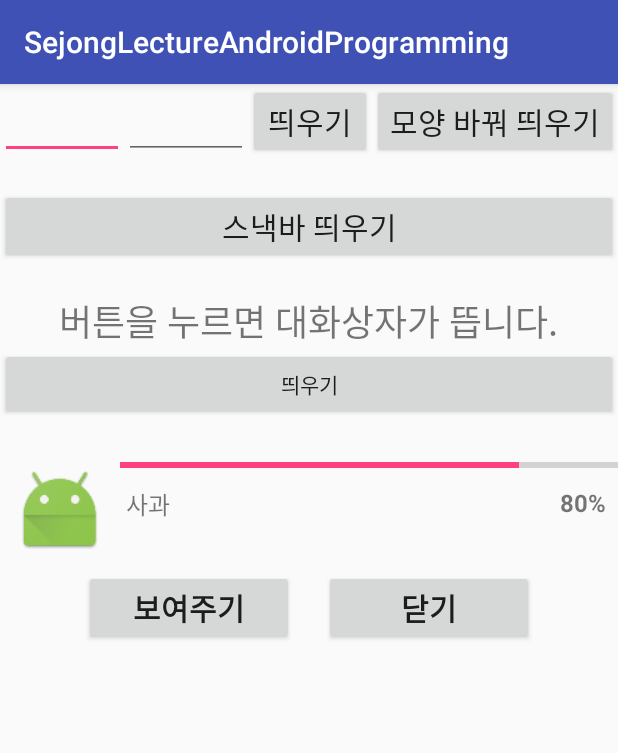
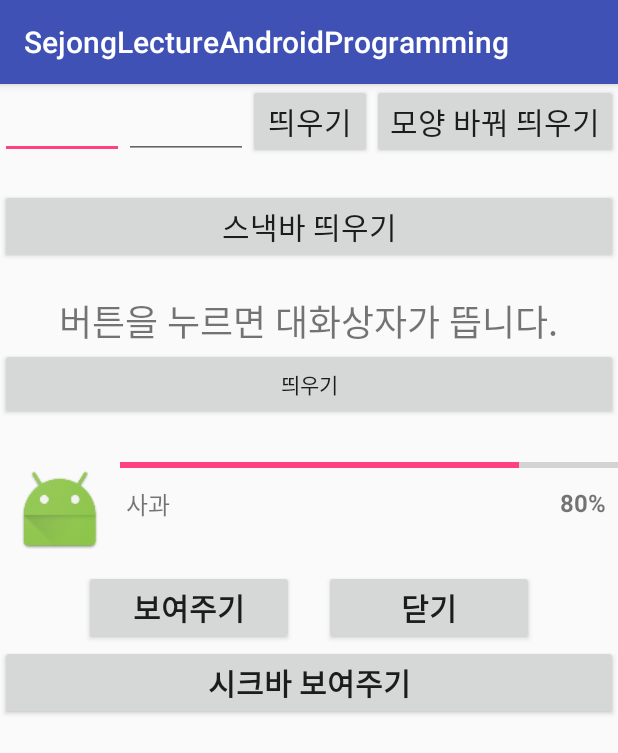
Before and after one commit to antaehyeon/SejongLecture_AndroidProgramming, an Android app: the screen it shows after launch (MainActivity), on a phone screen of 412 x 824 dp. Shown: the top 753 px of the screen. Run offline under Robolectric (Android 15) with nearby library versions, the phone set to English and light mode, and no system bars.

Commit message:
안드로이드 3번째 과제 중 seekBar 에 대한 부분입니다.

```diff
--- a/app/build.gradle
+++ b/app/build.gradle
@@ -2,7 +2,7 @@ apply plugin: 'com.android.application'
 
 android {
     compileSdkVersion 26
-    buildToolsVersion "26.0.1"
+    buildToolsVersion '26.0.2'
     defaultConfig {
         applicationId "com.example.hyeon.sejonglectureandroidprogramming"
         minSdkVersion 19
--- a/app/src/main/java/com/example/hyeon/sejonglectureandroidprogramming/MainActivity.java
+++ b/app/src/main/java/com/example/hyeon/sejonglectureandroidprogramming/MainActivity.java
@@ -10,12 +10,16 @@ import android.view.Gravity;
 import android.view.LayoutInflater;
 import android.view.View;
 import android.view.ViewGroup;
+import android.view.WindowManager;
 import android.widget.Button;
 import android.widget.EditText;
+import android.widget.LinearLayout;
 import android.widget.ProgressBar;
 import android.widget.SeekBar;
 import android.widget.TextView;
 import android.widget.Toast;
+
+import org.w3c.dom.Text;
 
 public class MainActivity extends AppCompatActivity {
 
@@ -30,14 +34,15 @@ public class MainActivity extends AppCompatActivity {
             snackBarButton,
             alertButton,
             showProgressButton,
-            closeProgressButton;
+            closeProgressButton,
+            seekBarButton;
 
     ProgressDialog dialog;
 
     private SeekBar seekBar;
     private int brightness = 100;
 
-
+    LinearLayout seekBarPanel;
 
     @Override
     protected void onCreate(Bundle savedInstanceState) {
@@ -170,7 +175,49 @@ public class MainActivity extends AppCompatActivity {
         }); // closeProgressButton
 
 
+        // 시크바 구현 부분
+        seekBarPanel = (LinearLayout) findViewById(R.id.panel_seekBar);
+        seekBarText = (TextView) findViewById(R.id.txt_seekBar);
+        seekBar = (SeekBar) findViewById(R.id.seekBar);
+        seekBar.setOnSeekBarChangeListener(new SeekBar.OnSeekBarChangeListener() {
+            @Override
+            public void onProgressChanged(SeekBar seekBar, int i, boolean b) {
+                setBrightness(i);
+                seekBarText.setText("시크바의 값 : " + i);
+            }
 
+            @Override
+            public void onStartTrackingTouch(SeekBar seekBar) {
+
+            }
+
+            @Override
+            public void onStopTrackingTouch(SeekBar seekBar) {
+
+            }
+        });
+        seekBarButton = (Button) findViewById(R.id.btn_seekBar);
+        seekBarButton.setOnClickListener(new Button.OnClickListener() {
+            @Override
+            public void onClick(View view) {
+                seekBarPanel.setVisibility(View.VISIBLE);
+            }
+        });
 
     } // onCreate
+
+    private void setBrightness(int value) {
+        if (value < 10) {
+            value = 10;
+        } else if (value > 100) {
+            value = 100;
+        }
+
+        brightness = value;
+        // 화면 밝기 변경
+        WindowManager.LayoutParams params = getWindow().getAttributes();
+        params.screenBrightness = (float) value / 100;
+        getWindow().setAttributes(params);
+    } // FUNCTION setBrightness
+
 } // MainActivity
--- a/app/src/main/res/layout/activity_main.xml
+++ b/app/src/main/res/layout/activity_main.xml
@@ -152,4 +152,35 @@
 
     </LinearLayout>
 
+    <LinearLayout
+        android:id="@+id/panel_seekBar"
+        android:layout_width="match_parent"
+        android:layout_height="wrap_content"
+        android:visibility="gone"
+        android:orientation="vertical">
+
+        <SeekBar
+            android:id="@+id/seekBar"
+            android:layout_width="match_parent"
+            android:layout_height="wrap_content"
+            android:progress="100"
+            android:max="100"/>
+
+        <TextView
+            android:layout_width="wrap_content"
+            android:layout_height="wrap_content"
+            android:id="@+id/txt_seekBar"
+            android:textSize="20dp"
+            android:text="100"/>
+
+    </LinearLayout>
+
+    <Button
+        android:id="@+id/btn_seekBar"
+        android:layout_width="match_parent"
+        android:layout_height="wrap_content"
+        android:text="시크바 보여주기"
+        android:textSize="20dp"
+        android:textStyle="bold"/>
+
 </LinearLayout>
--- a/build.gradle
+++ b/build.gradle
@@ -9,7 +9,7 @@ buildscript {
         }
     }
     dependencies {
-        classpath 'com.android.tools.build:gradle:2.3.3'
+        classpath 'com.android.tools.build:gradle:3.0.0'
 
         // NOTE: Do not place your application dependencies here; they belong
         // in the individual module build.gradle files
```
Also changed, not shown: gradle/wrapper/gradle-wrapper.properties.
